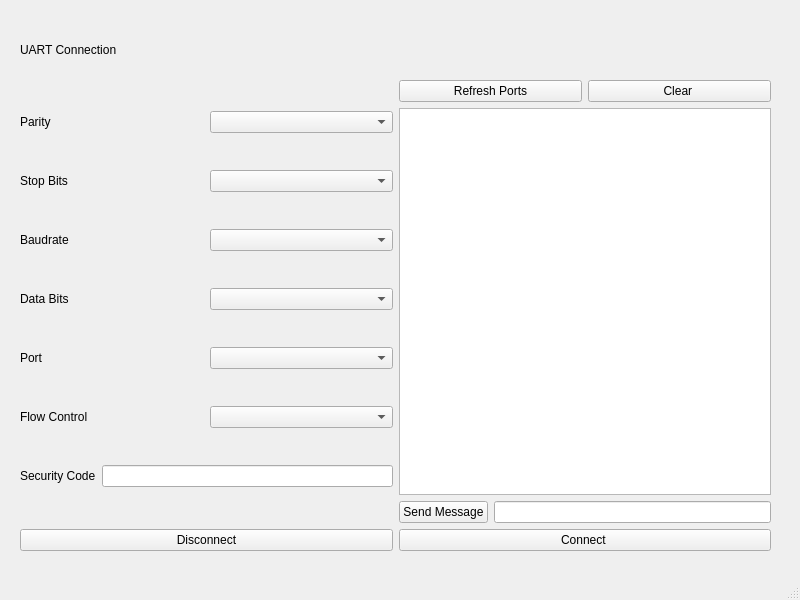
This is uart.ui in Nourreddine1920/Serial_Port_COM as Qt 5 draws it before an edit. The edited form follows.
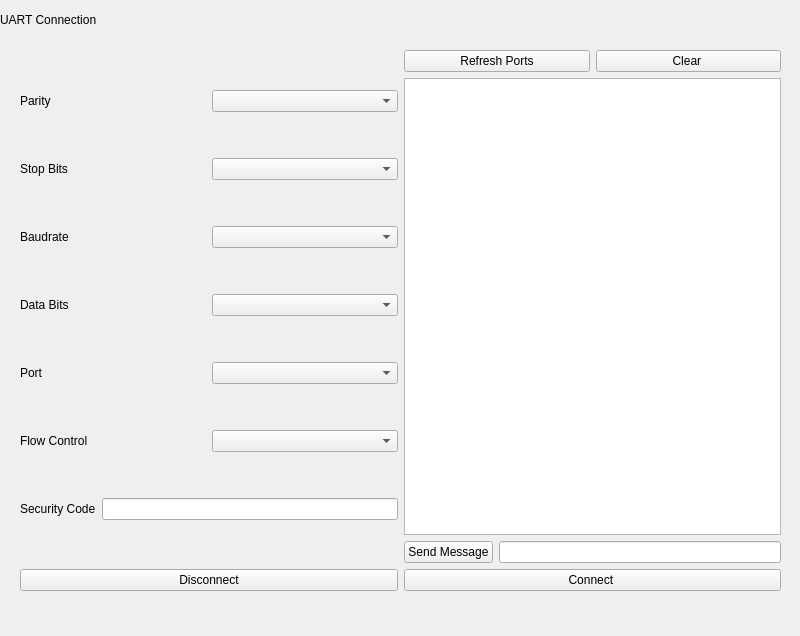
This is the edited form.

What changed in the file:
```diff
--- a/uart.ui
+++ b/uart.ui
@@ -7,7 +7,7 @@
     <x>0</x>
     <y>0</y>
     <width>800</width>
-    <height>600</height>
+    <height>636</height>
    </rect>
   </property>
   <property name="windowTitle">
@@ -28,9 +28,9 @@
    <widget class="QLabel" name="label_7">
     <property name="geometry">
      <rect>
-      <x>20</x>
-      <y>40</y>
-      <width>751</width>
+      <x>0</x>
+      <y>10</y>
+      <width>801</width>
       <height>20</height>
      </rect>
     </property>
@@ -42,9 +42,9 @@
     <property name="geometry">
      <rect>
       <x>20</x>
-      <y>80</y>
-      <width>751</width>
-      <height>471</height>
+      <y>50</y>
+      <width>761</width>
+      <height>541</height>
      </rect>
     </property>
     <layout class="QVBoxLayout" name="verticalLayout_5">
@@ -225,17 +225,6 @@
     </layout>
    </widget>
   </widget>
-  <widget class="QMenuBar" name="menubar">
-   <property name="geometry">
-    <rect>
-     <x>0</x>
-     <y>0</y>
-     <width>800</width>
-     <height>21</height>
-    </rect>
-   </property>
-  </widget>
-  <widget class="QStatusBar" name="statusbar"/>
  </widget>
  <resources/>
  <connections/>
```
